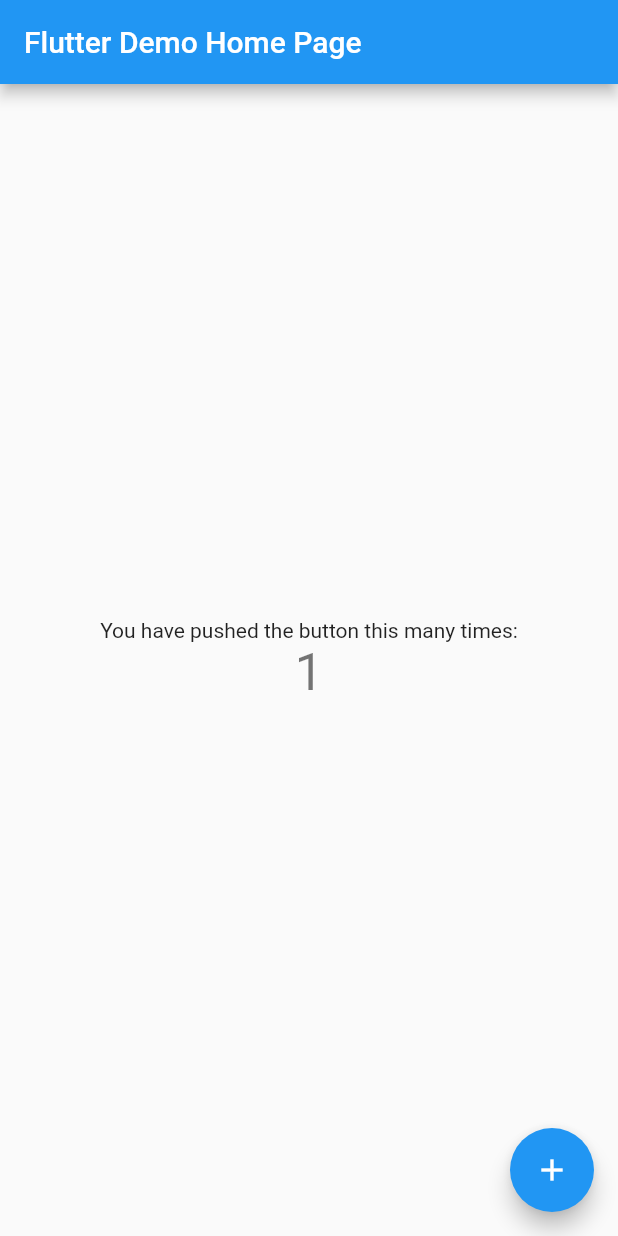
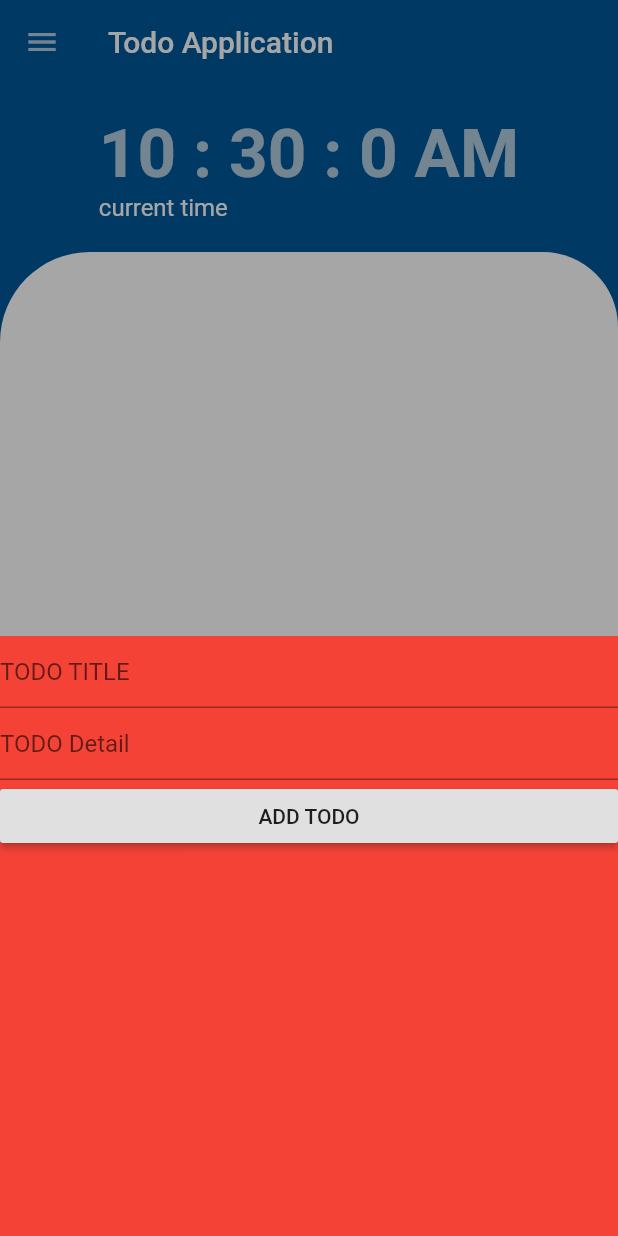
Before and after one commit to RehamAhmad/flutter_todo_provider_sm, a Flutter app: the screen it shows after launch, after a tap on the "add" icon, on a phone screen of 412 x 824 dp. Run offline on Flutter 3.47's test engine with Material 2 defaults, Android fonts, the phone set to English and light mode, and no system bars; our stand-ins replace modal_bottom_sheet.

Commit message:
add todo using provider

```diff
--- a/lib/main.dart
+++ b/lib/main.dart
@@ -1,117 +1,172 @@
 import 'package:flutter/material.dart';
+import 'package:flutter_todo_provider_sm/todo_provider.dart';
+import 'package:modal_bottom_sheet/modal_bottom_sheet.dart';
+// import 'package:flutter_todo_provider_sm/todo_provider.dart';
+import 'package:provider/provider.dart';
 
-void main() {
-  runApp(MyApp());
-}
+void main() => runApp(MyApp());
 
 class MyApp extends StatelessWidget {
   // This widget is the root of your application.
   @override
   Widget build(BuildContext context) {
-    return MaterialApp(
-      title: 'Flutter Demo',
-      theme: ThemeData(
-        // This is the theme of your application.
-        //
-        // Try running your application with "flutter run". You'll see the
-        // application has a blue toolbar. Then, without quitting the app, try
-        // changing the primarySwatch below to Colors.green and then invoke
-        // "hot reload" (press "r" in the console where you ran "flutter run",
-        // or simply save your changes to "hot reload" in a Flutter IDE).
-        // Notice that the counter didn't reset back to zero; the application
-        // is not restarted.
-        primarySwatch: Colors.blue,
-        // This makes the visual density adapt to the platform that you run
-        // the app on. For desktop platforms, the controls will be smaller and
-        // closer together (more dense) than on mobile platforms.
-        visualDensity: VisualDensity.adaptivePlatformDensity,
-      ),
-      home: MyHomePage(title: 'Flutter Demo Home Page'),
-    );
+    return ChangeNotifierProvider(
+          create: (context) => TodoProvider(),
+          child:MaterialApp(
+        title: 'Flutter Demo',
+        theme: ThemeData(
+          // This is the theme of your application.
+          //
+          // Try running your application with "flutter run". You'll see the
+          // application has a blue toolbar. Then, without quitting the app, try
+          // changing the primarySwatch below to Colors.green and then invoke
+          // "hot reload" (press "r" in the console where you ran "flutter run",
+          // or simply save your changes to "hot reload" in a Flutter IDE).
+          // Notice that the counter didn't reset back to zero; the application
+          // is not restarted.
+          primarySwatch: Colors.blue,
+        ),
+        home:  MyHomePage(),
+        ));
   }
 }
 
-class MyHomePage extends StatefulWidget {
-  MyHomePage({Key key, this.title}) : super(key: key);
-
-  // This widget is the home page of your application. It is stateful, meaning
-  // that it has a State object (defined below) that contains fields that affect
-  // how it looks.
-
-  // This class is the configuration for the state. It holds the values (in this
-  // case the title) provided by the parent (in this case the App widget) and
-  // used by the build method of the State. Fields in a Widget subclass are
-  // always marked "final".
-
-  final String title;
-
-  @override
-  _MyHomePageState createState() => _MyHomePageState();
-}
-
-class _MyHomePageState extends State<MyHomePage> {
-  int _counter = 0;
-
-  void _incrementCounter() {
-    setState(() {
-      // This call to setState tells the Flutter framework that something has
-      // changed in this State, which causes it to rerun the build method below
-      // so that the display can reflect the updated values. If we changed
-      // _counter without calling setState(), then the build method would not be
-      // called again, and so nothing would appear to happen.
-      _counter++;
-    });
-  }
-
+class MyHomePage extends StatelessWidget {
   @override
   Widget build(BuildContext context) {
-    // This method is rerun every time setState is called, for instance as done
-    // by the _incrementCounter method above.
-    //
-    // The Flutter framework has been optimized to make rerunning build methods
-    // fast, so that you can just rebuild anything that needs updating rather
-    // than having to individually change instances of widgets.
+    var date = DateTime.now().toLocal();
     return Scaffold(
-      appBar: AppBar(
-        // Here we take the value from the MyHomePage object that was created by
-        // the App.build method, and use it to set our appbar title.
-        title: Text(widget.title),
-      ),
-      body: Center(
-        // Center is a layout widget. It takes a single child and positions it
-        // in the middle of the parent.
-        child: Column(
-          // Column is also a layout widget. It takes a list of children and
-          // arranges them vertically. By default, it sizes itself to fit its
-          // children horizontally, and tries to be as tall as its parent.
-          //
-          // Invoke "debug painting" (press "p" in the console, choose the
-          // "Toggle Debug Paint" action from the Flutter Inspector in Android
-          // Studio, or the "Toggle Debug Paint" command in Visual Studio Code)
-          // to see the wireframe for each widget.
-          //
-          // Column has various properties to control how it sizes itself and
-          // how it positions its children. Here we use mainAxisAlignment to
-          // center the children vertically; the main axis here is the vertical
-          // axis because Columns are vertical (the cross axis would be
-          // horizontal).
-          mainAxisAlignment: MainAxisAlignment.center,
+        backgroundColor: Colors.lightBlue[900],
+        appBar: AppBar(
+          backgroundColor: Colors.transparent,
+          elevation: 0,
+          title: Text(
+            "Todo Application",
+            style: TextStyle(color: Colors.white),
+          ),
+          leading: IconButton(
+            icon: Icon(
+              Icons.menu,
+              color: Colors.white70,
+            ),
+          ),
+        ),
+        body: Column(
           children: <Widget>[
-            Text(
-              'You have pushed the button this many times:',
-            ),
-            Text(
-              '$_counter',
-              style: Theme.of(context).textTheme.headline4,
-            ),
+            Column(
+              crossAxisAlignment: CrossAxisAlignment.start,
+              children: <Widget>[
+                SizedBox(
+                  height: 20,
+                ),
+                Text(
+                  "${DateTime.now().hour.toString()} : ${DateTime.now().minute.toString()} : ${DateTime.now().second.toString()} ${DateTime.now().hour > 12 ? 'PM' : 'AM'}",
+                  style: TextStyle(
+                      color: Colors.white70,
+                      fontSize: 45,
+                      fontWeight: FontWeight.bold),
+                ),
+                Text(
+                  "current time",
+                  style: TextStyle(
+                    color: Colors.white,
+                    fontSize: 16,
+                  ),
+                ),
+                SizedBox(
+                  height: 20,
+                )
+              ],
+            ), //to show the clock
+
+            Expanded(
+              child: Container(
+                  decoration: BoxDecoration(
+                      borderRadius: BorderRadius.only(
+                          topRight: Radius.circular(50),
+                          topLeft: Radius.circular(60)),
+                      color: Colors.white),
+                  child: Consumer<TodoProvider>(
+                    builder: (context, todo, child) {
+                      return ListView.builder(
+                          itemCount: todo.todoList.length,
+                          itemBuilder: (context, index) {
+                            return Container(
+                              child: ListTile(
+                                contentPadding: EdgeInsets.only(
+                                    left: 32, right: 32, top: 8, bottom: 8),
+                                title: Text(
+                                  todo.todoList[index].title,
+                                  style: TextStyle(
+                                      color: Colors.black87,
+                                      fontWeight: FontWeight.bold),
+                                ),
+                                subtitle: Text(
+                                  todo.todoList[index].detail,
+                                  style: TextStyle(
+                                      color: Colors.black45,
+                                      fontWeight: FontWeight.bold),
+                                ),
+                                trailing: Icon(
+                                  Icons.check_circle,
+                                  color: Colors.greenAccent,
+                                ),
+                              ),
+                              margin: EdgeInsets.only(
+                                  bottom: 8, left: 16, right: 16),
+                            );
+                          });
+                    },
+                  )),
+            )
           ],
         ),
-      ),
-      floatingActionButton: FloatingActionButton(
-        onPressed: _incrementCounter,
-        tooltip: 'Increment',
-        child: Icon(Icons.add),
-      ), // This trailing comma makes auto-formatting nicer for build methods.
-    );
+        floatingActionButton: FloatingActionButton(
+            child: Icon(Icons.add),
+            onPressed: () => showMaterialModalBottomSheet(
+                expand: false,
+                context: context,
+                backgroundColor: Colors.transparent,
+                builder: (context, scrollController) => Container(
+                      height: 400,
+                      width: 400,
+                      color: Colors.red,
+                      child: Column(
+                        children: <Widget>[
+                          TextField(
+                            decoration: InputDecoration(
+                              hintText: 'TODO TITLE',
+                            ),
+                            onChanged: (value) => Provider.of<TodoProvider>(
+                                    context,
+                                    listen: false)
+                                .setTodoValues('title', value),
+                          ),
+                          TextField(
+                            decoration: InputDecoration(
+                              hintText: 'TODO Detail',
+                            ),
+                            onChanged: (value) => Provider.of<TodoProvider>(
+                                    context,
+                                    listen: false)
+                                .setTodoValues('detail', value),
+                          ),
+                          RaisedButton(
+                            onPressed: () => {
+                               Provider.of<TodoProvider>(context, listen: false)
+                                  .addTodo(),
+                              Navigator.pop(context),
+
+                            },
+                            child: Center(
+                              child: Text('ADD TODO'),
+                            ),
+                          )
+                        ],
+                      ),
+                    )))
+        // Provider.of<TodoProvider>(context, listen:false).addTaskInList();
+
+        );
   }
 }
--- /dev/null
+++ b/lib/todo_model.dart
@@ -0,0 +1,9 @@
+class TodoModel {
+ String title;
+ String detail;
+
+
+ TodoModel({this.title, this.detail});
+
+
+}
--- /dev/null
+++ b/lib/todo_provider.dart
@@ -0,0 +1,29 @@
+// import 'package:flutter/material.dart';
+import 'package:flutter/foundation.dart';
+import 'package:flutter_todo_provider_sm/todo_model.dart';
+
+class TodoProvider extends ChangeNotifier {
+  List<TodoModel> todoList = []; //contians all the task
+  TodoModel todoModel = TodoModel(title: '', detail: '');
+
+  setTodoValues(k, val) {
+    print('KEY $k  VALUE $val');
+    switch (k) {
+      case 'title':
+        todoModel.title = val;
+        break;
+      case 'detail':
+        todoModel.detail = val;
+        break;
+      default:
+    }
+    notifyListeners();
+  }
+
+  addTodo() {
+    if (todoModel.title != '') {
+      todoList.add(todoModel);
+      notifyListeners();
+    }
+  }
+}
--- a/pubspec.yaml
+++ b/pubspec.yaml
@@ -28,7 +28,8 @@ dependencies:
   # The following adds the Cupertino Icons font to your application.
   # Use with the CupertinoIcons class for iOS style icons.
   cupertino_icons: ^0.1.3
-
+  modal_bottom_sheet: ^0.2.2
+  provider: ^4.3.2+2
 dev_dependencies:
   flutter_test:
     sdk: flutter
```
Also changed, not shown: pubspec.lock.
